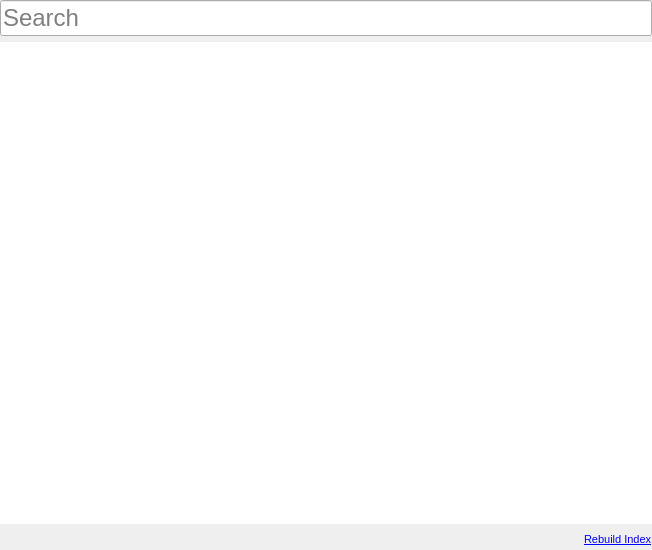
Qt form src/plugins/search_plugin/search.ui (roam-qgis/Roam) before a commit.
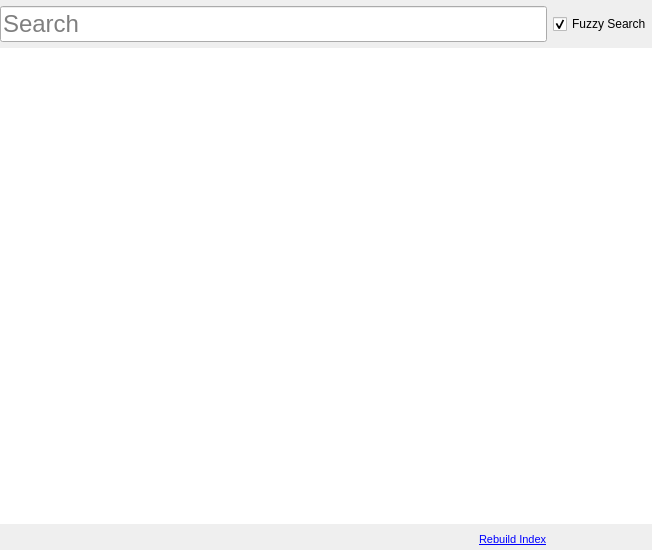
The same form after that commit.

Commit message: Fuzzy search on all words in search box. Add checkbox to disable fuzzy search

The edit to the form file:
```diff
--- a/src/plugins/search_plugin/search.ui
+++ b/src/plugins/search_plugin/search.ui
@@ -14,7 +14,16 @@
    <string>Form</string>
   </property>
   <layout class="QGridLayout" name="gridLayout">
-   <property name="margin">
+   <property name="leftMargin">
+    <number>0</number>
+   </property>
+   <property name="topMargin">
+    <number>6</number>
+   </property>
+   <property name="rightMargin">
+    <number>0</number>
+   </property>
+   <property name="bottomMargin">
     <number>0</number>
    </property>
    <item row="0" column="0">
@@ -44,7 +53,7 @@
      </property>
     </widget>
    </item>
-   <item row="1" column="0">
+   <item row="1" column="0" colspan="2">
     <widget class="QListWidget" name="resultsView">
      <property name="frameShape">
       <enum>QFrame::NoFrame</enum>
@@ -88,6 +97,16 @@
      </item>
     </layout>
    </item>
+   <item row="0" column="1">
+    <widget class="QCheckBox" name="fuzzyCheck">
+     <property name="text">
+      <string>Fuzzy Search</string>
+     </property>
+     <property name="checked">
+      <bool>true</bool>
+     </property>
+    </widget>
+   </item>
   </layout>
  </widget>
  <resources/>
```
The commit also changes 1 other file.
